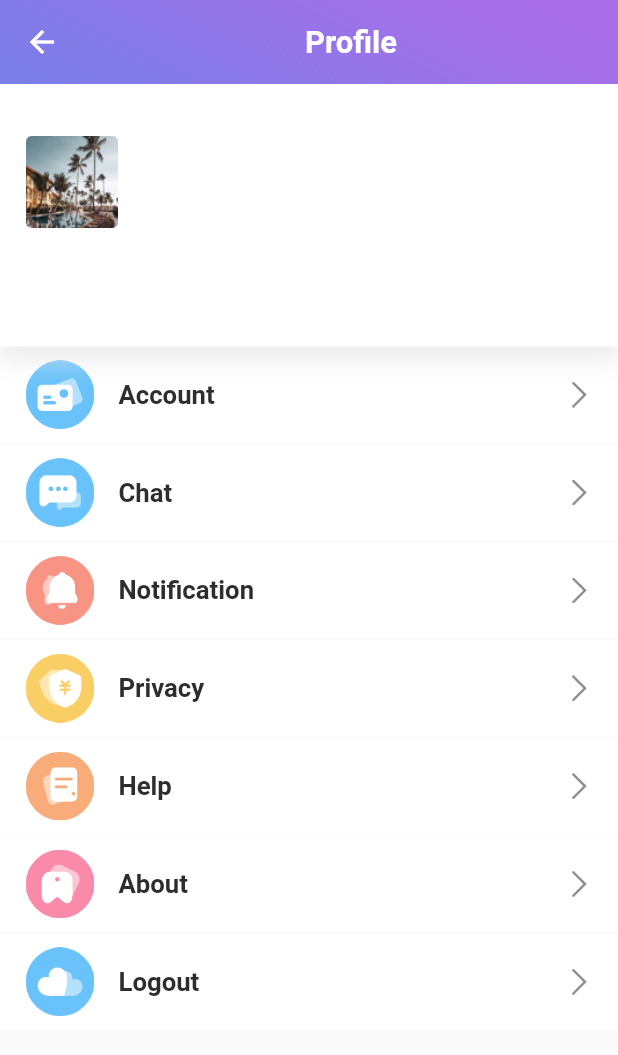
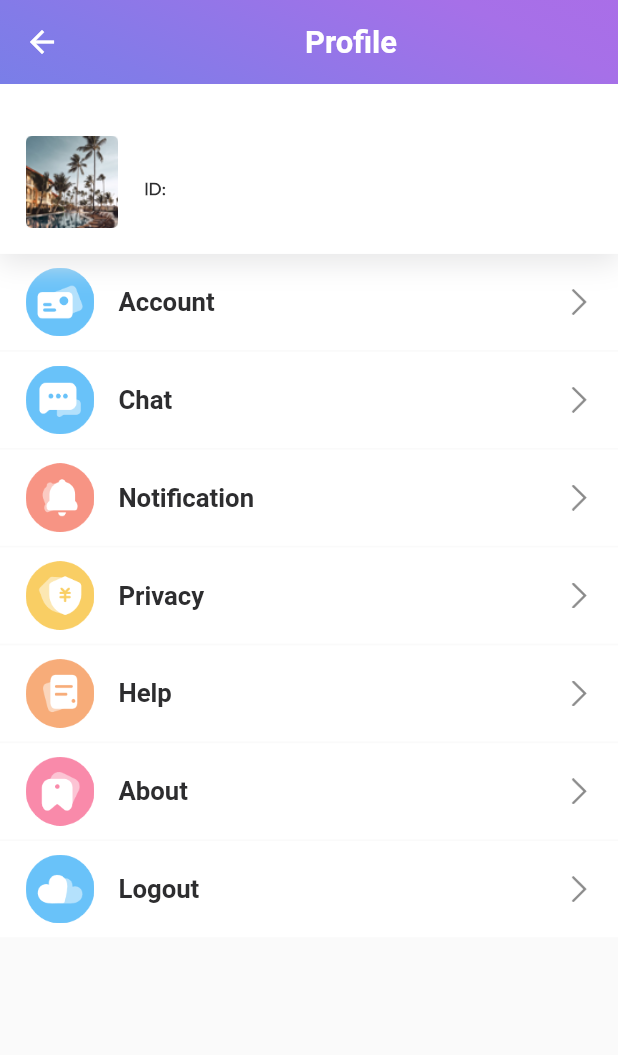
Before and after one commit to UmarHassanKhan929/mad_project, a Flutter app: the ProfilePage screen opened by its route, on a phone screen of 412 x 824 dp. Shown: the top 1055 px of the screen. Run offline on Flutter 3.47's test engine with Material 2 defaults, Android fonts, the phone set to English and light mode, and no system bars; drawn by our look-alikes of cached_network_image; our stand-ins replace cloud_firestore, cookie_jar, dio, dio_cookie_manager, dots_indicator, firebase_auth and 14 more; accounts and stored records are empty; network calls fail.

Commit message:
Final Commit

```diff
--- a/lib/pages/profile/view.dart
+++ b/lib/pages/profile/view.dart
@@ -32,7 +32,11 @@ class ProfilePage extends GetView<ProfileController> {
       margin: EdgeInsets.only(bottom: 1.w),
       padding: EdgeInsets.only(top: 0.w, left: 15.w, right: 15.w),
       child: InkWell(
-        onTap: () {},
+        onTap: () {
+          if (item.route == "/logout") {
+            controller.onLogOut();
+          }
+        },
         child: Row(
             mainAxisAlignment: MainAxisAlignment.spaceBetween,
             crossAxisAlignment: CrossAxisAlignment.center,
--- a/lib/pages/profile/widgets/head_item.dart
+++ b/lib/pages/profile/widgets/head_item.dart
@@ -22,7 +22,7 @@ Widget HeadItem(UserLoginResponseEntity item) {
     child: Column(children: [
       Row(
         mainAxisAlignment: MainAxisAlignment.start,
-        crossAxisAlignment: CrossAxisAlignment.start,
+        crossAxisAlignment: CrossAxisAlignment.center,
         children: [
           InkWell(
             onTap: () {},
@@ -35,8 +35,6 @@ Widget HeadItem(UserLoginResponseEntity item) {
                 height: 54.w,
               ),
             ),
-          )
-        ],
           ),
           SizedBox(
             width: 250.w,
@@ -54,6 +52,21 @@ Widget HeadItem(UserLoginResponseEntity item) {
                     children: [
                       Text(
                         item.displayName ?? "",
+                        overflow: TextOverflow.clip,
+                        style: TextStyle(
+                            fontSize: 15.sp,
+                            fontWeight: FontWeight.bold,
+                            fontFamily: 'Avenir',
+                            color: AppColors.thirdElement),
+                      ),
+                      Text(
+                        "ID: ${item.accessToken ?? ""}",
+                        overflow: TextOverflow.clip,
+                        style: TextStyle(
+                            fontSize: 10.sp,
+                            fontWeight: FontWeight.bold,
+                            fontFamily: 'Avenir',
+                            color: AppColors.thirdElement),
                       )
                     ],
                   ),
@@ -61,6 +74,8 @@ Widget HeadItem(UserLoginResponseEntity item) {
               ],
             ),
           )
+        ],
+      ),
     ]),
   );
 }
```
Also changed, not shown: lib/pages/profile/controller.dart (+8 -0 lines). Lines whose indentation alone changed are shown as unchanged.
